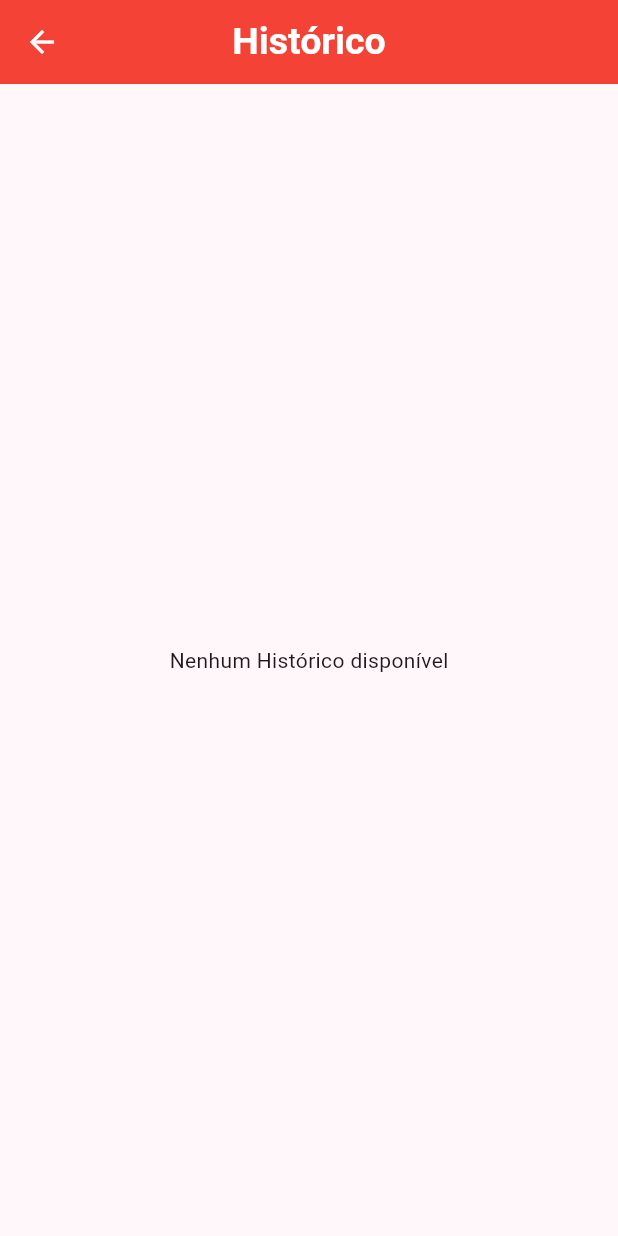
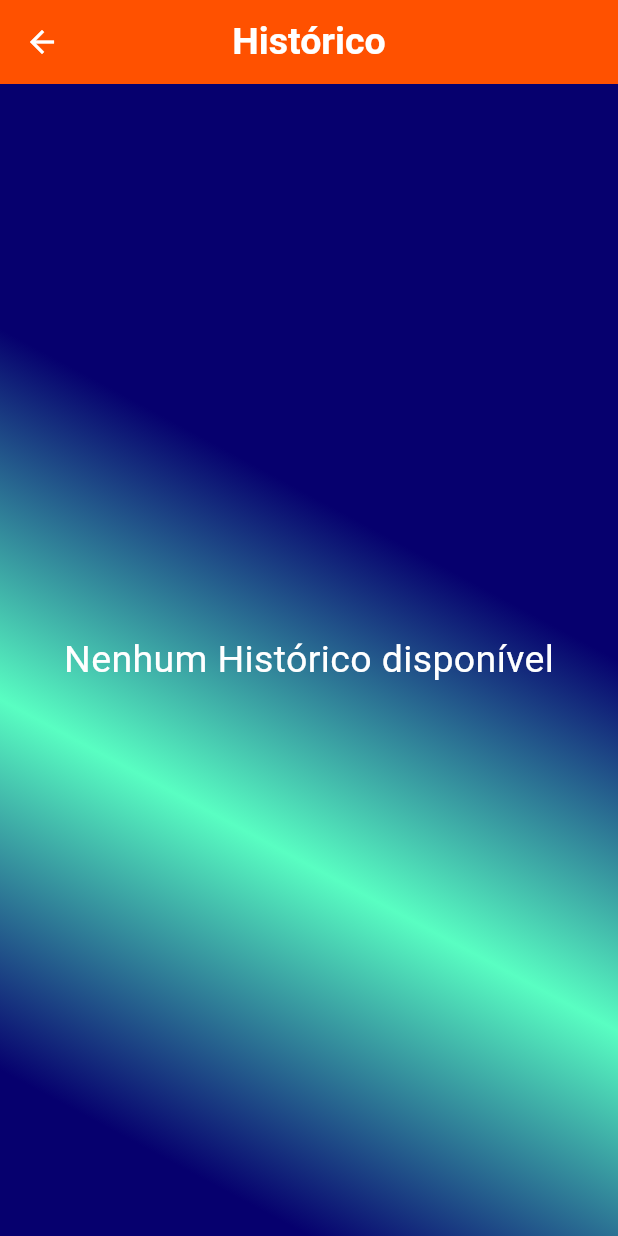
Before and after one commit to Vinicius-Maia04/AppReactionTrainer, a Flutter app: the screen it shows after launch, after a tap on "Histórico", on a phone screen of 412 x 824 dp. Run offline on Flutter 3.47's test engine with Material 3 defaults, Android fonts, the phone set to English and light mode, and no system bars; our stand-ins replace shared_preferences.

Commit message:
Mudanças visuais
Mudanças visuais nas telas de Treinamento, Histórico e tela Home.

```diff
--- a/reaction_trainer/lib/screens/history_screen.dart
+++ b/reaction_trainer/lib/screens/history_screen.dart
@@ -1,4 +1,5 @@
 import 'package:flutter/material.dart';
+import 'package:reaction_trainer/themes/app_colors.dart';
 import 'package:shared_preferences/shared_preferences.dart';
 
 class HistoryPage extends StatefulWidget {
@@ -66,21 +67,24 @@ class _HistoryPageState extends State<HistoryPage> {
       context: context,
       builder: (BuildContext context) {
         return AlertDialog(
-          title: Text('Limpar Histórico'),
-          content: Text('Você realmente deseja limpar todo o histórico?'),
+          backgroundColor: AppColors.nitroBlue,
+          title: Text('Limpar Histórico', style: TextStyle(color: Colors.white),),
+          content: Text('Você realmente deseja limpar todo o histórico?', style: TextStyle(color: Colors.white),),
           actions: [
             TextButton(
-              child: Text('Cancelar'),
+              child: Text('Cancelar', style: TextStyle(color: Colors.white),),
               onPressed: () {
                 Navigator.of(context).pop();
               },
+              style: ButtonStyle(backgroundColor: WidgetStatePropertyAll(AppColors.nitroLightBlue)),
             ),
             TextButton(
-              child: Text('Limpar'),
+              child: Text('Limpar', style: TextStyle(color: Colors.white),),
               onPressed: () {
                 clearHistory();
                 Navigator.of(context).pop();
               },
+              style: ButtonStyle(backgroundColor: WidgetStatePropertyAll(AppColors.nitroOrange)),
             ),
           ],
         );
@@ -90,16 +94,30 @@ class _HistoryPageState extends State<HistoryPage> {
 
   @override
   Widget build(BuildContext context) {
+    final media_query = MediaQuery.of(context).size;
+    final screen_width = media_query.width;
+    final screen_height = media_query.height;
+
     return Scaffold(
       appBar: AppBar(
         title: Text('Histórico', style: TextStyle(fontSize: 25, fontWeight: FontWeight.bold)),
         centerTitle: true,
-        backgroundColor: Colors.red,
+        backgroundColor: AppColors.nitroOrange,
         foregroundColor: Colors.white,
       ),
       body: Center(
+        child: Container(
+          width: screen_width,
+          height: screen_height,
+          decoration: BoxDecoration(
+            gradient: LinearGradient(
+              colors: [AppColors.nitroBlue,
+                AppColors.powerGreen,
+                AppColors.nitroBlue],
+                begin: Alignment.bottomCenter,)
+          ),
           child: history.isEmpty
-            ? Text('Nenhum Histórico disponível')
+              ? Center(child: Text('Nenhum Histórico disponível', style: TextStyle(color: Colors.white, fontSize: 25),))
               : Padding(
                   padding: const EdgeInsets.all(10.0),
                   child: Column(
@@ -110,7 +128,7 @@ class _HistoryPageState extends State<HistoryPage> {
                           padding: const EdgeInsets.only(bottom: 10.0),
                           child: Text(
                             'Melhor Tempo: ${bestReactionTime.toStringAsFixed(3)}s por $bestUser',
-                          style: TextStyle(fontSize: 20, fontWeight: FontWeight.bold, color: Colors.green),
+                            style: TextStyle(fontSize: 20, fontWeight: FontWeight.bold, color: AppColors.powerGreen),
                           ),
                         ),
                       Expanded(
@@ -120,10 +138,10 @@ class _HistoryPageState extends State<HistoryPage> {
                             // Inverte a ordem do histórico para exibir os mais recentes primeiro
                             final item = history[history.length - 1 - index];
                             return Card(
-                            color: const Color.fromARGB(255, 191, 191, 191),
+                              color: AppColors.nitroLightBlue,
                               child: Padding(
                                 padding: const EdgeInsets.all(15.0),
-                              child: Text(item, style: TextStyle(fontSize: 18)),
+                                child: Text(item, style: TextStyle(fontSize: 18, color: Colors.white)),
                               ),
                             );
                           },
@@ -143,7 +161,7 @@ class _HistoryPageState extends State<HistoryPage> {
                           height: MediaQuery.of(context).size.height / 8,
                           width: MediaQuery.of(context).size.width / 4,
                           decoration: BoxDecoration(
-                          color: Colors.red,
+                            color: AppColors.nitroOrange,
                             borderRadius: BorderRadius.circular(15),
                           ),
                           child: Column(
@@ -162,6 +180,7 @@ class _HistoryPageState extends State<HistoryPage> {
                   ),
                 ),
         ),
+      ),
     );
   }
 }
--- a/reaction_trainer/lib/screens/home_screen.dart
+++ b/reaction_trainer/lib/screens/home_screen.dart
@@ -1,13 +1,14 @@
 import 'package:flutter/material.dart';
 import 'package:reaction_trainer/screens/history_screen.dart';
 import 'package:reaction_trainer/screens/trainer_screen.dart';
+import 'package:reaction_trainer/themes/app_colors.dart';
 
 class HomePage extends StatefulWidget {
   @override
   _HomePageState createState() => _HomePageState();
 }
 
-class _HomePageState extends State<HomePage> {
+class _HomePageState extends State<HomePage > {
   List<String> history = []; // Armazena o histórico de tempos de reação
 
   @override
@@ -22,7 +23,7 @@ class _HomePageState extends State<HomePage> {
       appBar: AppBar(
         title: Text('Home', style: TextStyle(fontSize: 25, fontWeight: FontWeight.bold),),
         centerTitle: true,
-        backgroundColor: Colors.red,
+        backgroundColor: AppColors.nitroOrange,
         foregroundColor: Colors.white,
       ),
       body: Row(
@@ -32,6 +33,13 @@ class _HomePageState extends State<HomePage> {
               child: Container(
                 width: screen_width,
                 height: screen_height,
+                decoration: BoxDecoration(
+                  gradient: LinearGradient(
+                    colors: [AppColors.nitroBlue,
+                      AppColors.powerGreen,
+                      AppColors.nitroBlue],
+                      begin: Alignment.bottomCenter,)
+                ),
                 child: Column(
                   mainAxisAlignment: MainAxisAlignment.center,
                   children: [
@@ -60,15 +68,15 @@ class _HomePageState extends State<HomePage> {
                               width: MediaQuery.of(context).size.width/1.7,
                               height: MediaQuery.of(context).size.height/3.5,
                               decoration: BoxDecoration(
-                                color: const Color.fromARGB(255, 197, 197, 197),
+                                color: AppColors.nitroOrange,
                                 borderRadius: BorderRadius.circular(35),
-                                boxShadow: const [BoxShadow(color: Colors.grey, blurRadius: 15, offset: Offset(4, 4))]
+                                boxShadow: const [BoxShadow(color: Colors.orangeAccent, blurRadius: 15, offset: Offset(4, 4))]
                               ),
                               child: const Column(
                                 mainAxisAlignment: MainAxisAlignment.spaceEvenly,
                                 children: [
-                                  Icon(Icons.sports_score, size: 150, color: Colors.red,),
-                                  Text('Treinamento', style: TextStyle(fontSize: 25, fontWeight: FontWeight.bold),)
+                                  Icon(Icons.sports_score, size: 150, color: Color.fromARGB(255, 6, 0, 110)),
+                                  Text('Treinamento', style: TextStyle(fontSize: 25, fontWeight: FontWeight.bold, color: Color.fromARGB(255, 6, 0, 110)),)
                               ],),
                             ),
                           ),
@@ -90,15 +98,15 @@ class _HomePageState extends State<HomePage> {
                               width: MediaQuery.of(context).size.width/1.7,
                               height: MediaQuery.of(context).size.height/3.5,
                               decoration: BoxDecoration(
-                                color: const Color.fromARGB(255, 197, 197, 197),
+                                color: AppColors.nitroOrange,
                                 borderRadius: BorderRadius.circular(35),
-                                boxShadow: const [BoxShadow(color: Colors.grey, blurRadius: 15, offset: Offset(4, 4))]
+                                boxShadow: const [BoxShadow(color: Colors.orangeAccent, blurRadius: 15, offset: Offset(4, 4))]
                               ),
                               child: const Column(
                                 mainAxisAlignment: MainAxisAlignment.spaceEvenly,
                                 children: [
-                                  Icon(Icons.history, size: 150, color: Colors.red,),
-                                  Text('Histórico', style: TextStyle(fontSize: 25, fontWeight: FontWeight.bold),)
+                                  Icon(Icons.history, size: 150, color: Color.fromARGB(255, 6, 0, 110)),
+                                  Text('Histórico', style: TextStyle(fontSize: 25, fontWeight: FontWeight.bold, color: Color.fromARGB(255, 6, 0, 110)),)
                               ],),
                             ),
                           ),
@@ -125,15 +133,15 @@ class _HomePageState extends State<HomePage> {
                               width: MediaQuery.of(context).size.width/1.7,
                               height: MediaQuery.of(context).size.height/3.5,
                               decoration: BoxDecoration(
-                                  color: const Color.fromARGB(255, 197, 197, 197),
+                                color: AppColors.nitroOrange,
                                 borderRadius: BorderRadius.circular(35),
-                                  boxShadow: const [BoxShadow(color: Colors.grey, blurRadius: 15, offset: Offset(4, 4))]
+                                boxShadow: const [BoxShadow(color: Colors.orangeAccent, blurRadius: 15, offset: Offset(4, 4))]
                               ),
                               child: const Column(
                                 mainAxisAlignment: MainAxisAlignment.spaceEvenly,
                                 children: [
-                                    Icon(Icons.sports_score, size: 150, color: Colors.red,),
-                                    Text('Treinamento', style: TextStyle(fontSize: 25, fontWeight: FontWeight.bold),)
+                                  Icon(Icons.sports_score, size: 150, color: Color.fromARGB(255, 6, 0, 110)),
+                                  Text('Treinamento', style: TextStyle(fontSize: 25, fontWeight: FontWeight.bold, color: Color.fromARGB(255, 6, 0, 110)),)
                               ],),
                             ),
                           ),
@@ -155,15 +163,15 @@ class _HomePageState extends State<HomePage> {
                               width: MediaQuery.of(context).size.width/1.7,
                               height: MediaQuery.of(context).size.height/3.5,
                               decoration: BoxDecoration(
-                                  color: const Color.fromARGB(255, 197, 197, 197),
+                                color: AppColors.nitroOrange,
                                 borderRadius: BorderRadius.circular(35),
-                                  boxShadow: const [BoxShadow(color: Colors.grey, blurRadius: 15, offset: Offset(4, 4))]
+                                boxShadow: const [BoxShadow(color: Colors.orangeAccent, blurRadius: 15, offset: Offset(4, 4))]
                               ),
                               child: const Column(
                                 mainAxisAlignment: MainAxisAlignment.spaceEvenly,
                                 children: [
-                                    Icon(Icons.history, size: 150, color: Colors.red,),
-                                    Text('Histórico', style: TextStyle(fontSize: 25, fontWeight: FontWeight.bold),)
+                                  Icon(Icons.history, size: 150, color: Color.fromARGB(255, 6, 0, 110)),
+                                  Text('Histórico', style: TextStyle(fontSize: 25, fontWeight: FontWeight.bold, color: Color.fromARGB(255, 6, 0, 110)),)
                               ],),
                             ),
                           ),
--- a/reaction_trainer/lib/themes/app_colors.dart
+++ b/reaction_trainer/lib/themes/app_colors.dart
@@ -3,4 +3,9 @@ import 'package:flutter/material.dart';
 class AppColors {
   static Color lampOff = const Color.fromARGB(255, 204, 4, 4);
   static Color lampOn = const Color.fromARGB(255, 44, 204, 4);
+  static Color nitroBlue = const Color.fromARGB(255, 6, 0, 110);
+  static Color nitroLightBlue = const Color.fromARGB(255, 7, 0, 147);
+  static Color nitroOrange = const Color.fromARGB(255, 255, 81, 0);
+  static Color powerGreen = const Color.fromARGB(255, 89, 254, 194);
+
 }
--- a/reaction_trainer/pubspec.yaml
+++ b/reaction_trainer/pubspec.yaml
@@ -42,7 +42,6 @@ dependencies:
 dev_dependencies:
   flutter_test:
     sdk: flutter
-  flutter_launcher_icons: ^0.14.0
 
   # The "flutter_lints" package below contains a set of recommended lints to
   # encourage good coding practices. The lint set provided by the package is
@@ -50,11 +49,6 @@ dev_dependencies:
   # package. See that file for information about deactivating specific lint
   # rules and activating additional ones.
   flutter_lints: ^4.0.0
-
-flutter_launcher_icons:
-  android: "launcher_icon"
-  image_path: ""
-  min_sdk_android: 21
 
 # For information on the generic Dart part of this file, see the
 # following page: https://dart.dev/tools/pub/pubspec
```
Also changed, not shown: reaction_trainer/lib/screens/trainer_screen.dart (+9 -5 lines), reaction_trainer/pubspec.lock, 5 other files. Lines whose indentation alone changed are shown as unchanged.
